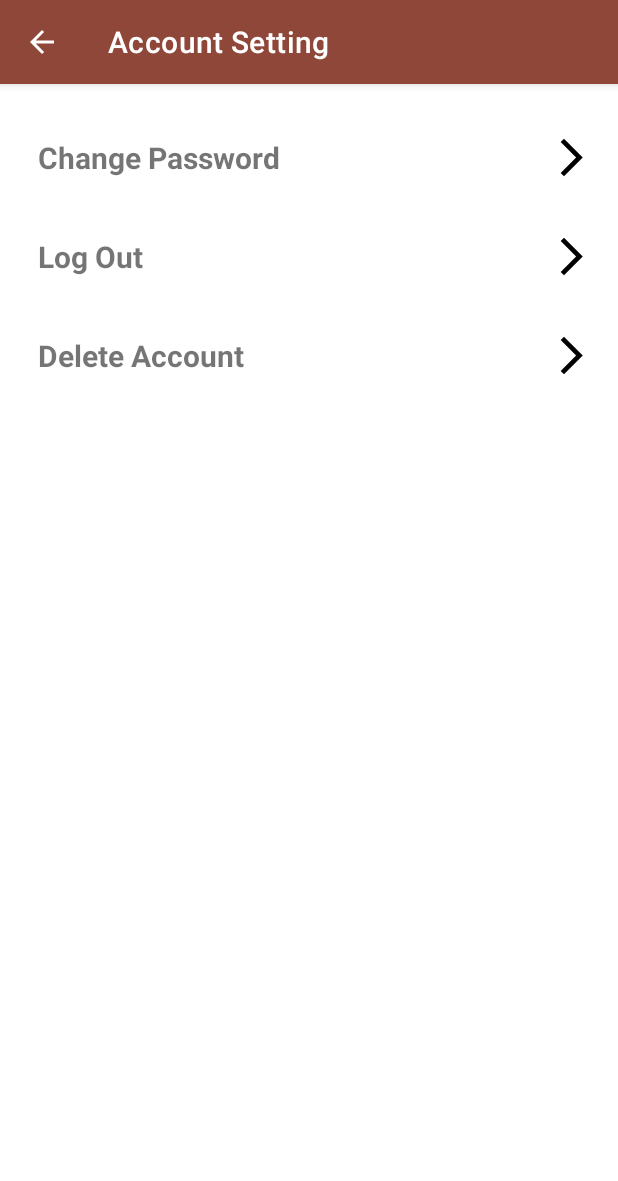
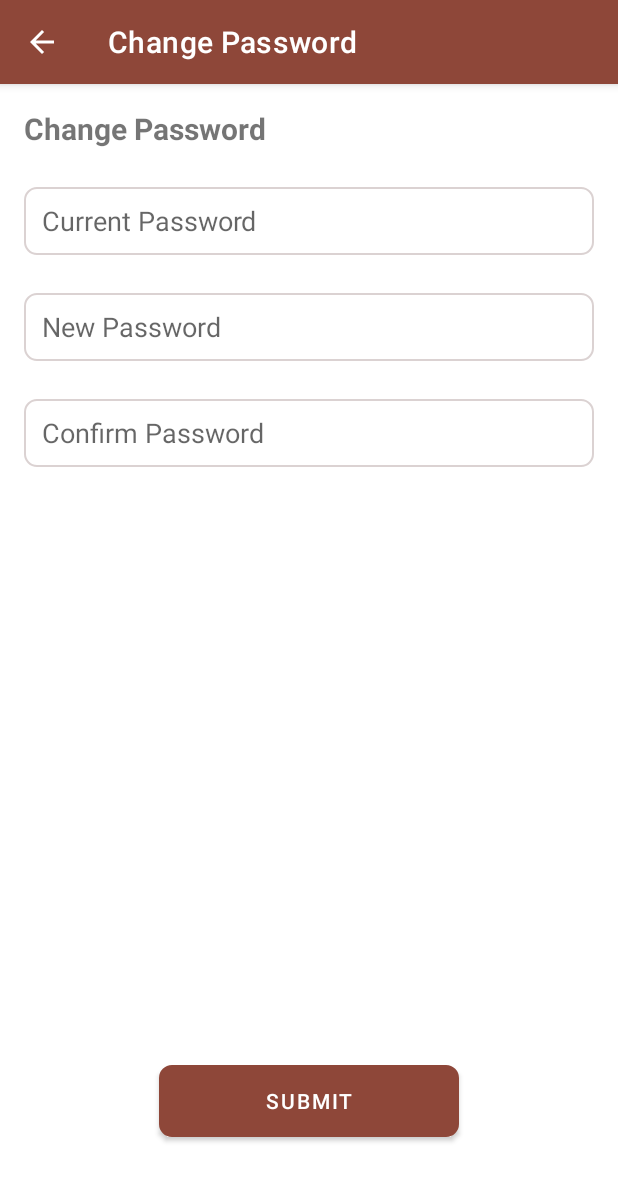
Before and after one commit to ThuHtetSan12/Android-Development-hunger-las-, an Android app: the AccountSetting screen opened directly, with no data from a screen before it, after a tap on "Change Password", on a phone screen of 412 x 824 dp. Shown: the top 1181 px of the screen. Run offline under Robolectric (Android 15) with nearby library versions, the phone set to English and light mode, and no system bars; our stand-ins replace Firebase (no records; nobody signed in at launch, a user with empty details on screens opened directly).

```diff
--- a/app/build.gradle
+++ b/app/build.gradle
@@ -41,6 +41,7 @@ dependencies {
     implementation 'com.google.firebase:firebase-auth:22.3.1'
     implementation 'com.google.android.gms:play-services-base:18.3.0'
     implementation 'com.google.firebase:firebase-firestore:24.10.1'
+    implementation 'com.google.firebase:firebase-storage:20.3.0'
     testImplementation 'junit:junit:4.13.2'
     androidTestImplementation 'androidx.test.ext:junit:1.1.5'
     androidTestImplementation 'androidx.test.espresso:espresso-core:3.5.1'
@@ -50,4 +51,8 @@ dependencies {
     //authentication
     implementation 'com.github.TutorialsAndroid:GButton:v1.0.19'
     implementation 'com.google.android.gms:play-services-auth:20.4.0'
+
+    implementation 'com.github.bumptech.glide:glide:4.12.0'
+    annotationProcessor 'com.github.bumptech.glide:compiler:4.12.0'
+
 }
--- a/app/src/main/java/com/example/hunger_las_dit2b02/AccountSetting.java
+++ b/app/src/main/java/com/example/hunger_las_dit2b02/AccountSetting.java
@@ -4,6 +4,7 @@ import android.content.Intent;
 import android.content.SharedPreferences;
 import android.os.Bundle;
 import android.view.MenuItem;
+import android.view.View;
 
 import androidx.annotation.NonNull;
 import androidx.appcompat.app.ActionBar;
@@ -43,7 +44,7 @@ public class AccountSetting extends AppCompatActivity {
         return super.onOptionsItemSelected(item);
     }
 
-    private void logoutAndRedirectToLogin(){
+    public void onLogOutClick(){
 
         clearSavedUserId();
         gClient.signOut().addOnCompleteListener(this, new OnCompleteListener<Void>() {
@@ -63,4 +64,10 @@ public class AccountSetting extends AppCompatActivity {
         editor.remove(USER_ID_KEY);
         editor.apply();
     }
+
+    public void onChangePasswordClick(View view) {
+        // Handle the click event here
+        Intent intent = new Intent(this, ChangePassword.class);
+        startActivity(intent);
+    }
 }
--- /dev/null
+++ b/app/src/main/java/com/example/hunger_las_dit2b02/ChangePassword.java
@@ -0,0 +1,119 @@
+package com.example.hunger_las_dit2b02;
+
+import android.content.SharedPreferences;
+import android.os.Bundle;
+import android.text.TextUtils;
+import android.view.MenuItem;
+
+import androidx.annotation.NonNull;
+import androidx.appcompat.app.ActionBar;
+import androidx.appcompat.app.AppCompatActivity;
+
+import com.google.firebase.auth.FirebaseAuth;
+import com.google.firebase.auth.FirebaseUser;
+import com.google.firebase.firestore.FirebaseFirestore;
+
+import android.view.View;
+import android.widget.Button;
+import android.widget.EditText;
+import android.widget.Toast;
+
+public class ChangePassword extends AppCompatActivity {
+
+    private SharedPreferences pref;
+    private static final String USER_ID_KEY = "user_id";
+    private FirebaseAuth auth;
+    private FirebaseFirestore fstore;
+
+    @Override
+    protected void onCreate(Bundle savedInstanceState) {
+        super.onCreate(savedInstanceState);
+
+        auth = FirebaseAuth.getInstance();
+        fstore = FirebaseFirestore.getInstance();
+
+        //To have the back button!!
+        ActionBar actionBar = getSupportActionBar();
+        actionBar.setDisplayHomeAsUpEnabled(true);
+        setContentView(R.layout.change_password_setting);
+
+        Button submitButton = findViewById(R.id.submitbutton);
+        submitButton.setOnClickListener(new View.OnClickListener() {
+            @Override
+            public void onClick(View v) {
+                // When the button is clicked, call the changePassword method
+                changePassword();
+            }
+        });
+
+
+    }
+    @Override
+    public boolean onOptionsItemSelected(@NonNull MenuItem item) {
+
+        switch (item.getItemId()) {
+
+            case android.R.id.home:
+                this.finish();
+                return true;
+        }
+        return super.onOptionsItemSelected(item);
+    }
+
+    // Method to change the password
+    private void changePassword() {
+        EditText currentPasswordEditText = findViewById(R.id.editTextCurrentPassword);
+        EditText newPasswordEditText = findViewById(R.id.editTextNewPassword);
+        EditText confirmPasswordEditText = findViewById(R.id.editTextConfirmPassword);
+
+        String currentPassword = currentPasswordEditText.getText().toString();
+        String newPassword = newPasswordEditText.getText().toString();
+        String confirmPassword = confirmPasswordEditText.getText().toString();
+
+
+        if (TextUtils.isEmpty(currentPassword)) {
+            Toast.makeText(ChangePassword.this, "Please enter the current password", Toast.LENGTH_SHORT).show();
+            return;
+        }
+        if (TextUtils.isEmpty(newPassword)) {
+            Toast.makeText(ChangePassword.this, "Please enter a new password", Toast.LENGTH_SHORT).show();
+            return;
+        }
+        if (TextUtils.isEmpty(confirmPassword)) {
+            Toast.makeText(ChangePassword.this, "Please confirm the new password", Toast.LENGTH_SHORT).show();
+            return;
+        }
+        // Ensure the new password and confirm password match
+        if (!newPassword.equals(confirmPassword)) {
+            Toast.makeText(ChangePassword.this, "Passwords do not match", Toast.LENGTH_SHORT).show();
+            return;
+        }
+
+        FirebaseUser user = auth.getCurrentUser();
+
+        if (user != null) {
+
+            auth.signInWithEmailAndPassword(user.getEmail(), currentPassword)
+                    .addOnCompleteListener(this, task -> {
+                        if (task.isSuccessful()) {
+                            // User successfully reauthenticated, update the password
+                            user.updatePassword(newPassword)
+                                    .addOnCompleteListener(updateTask -> {
+                                        if (updateTask.isSuccessful()) {
+                                            // Password change successful
+                                            Toast.makeText(ChangePassword.this, "Password changed successfully", Toast.LENGTH_SHORT).show();
+                                        } else {
+                                            // Password change failed
+                                            Toast.makeText(ChangePassword.this, "Failed to change password", Toast.LENGTH_SHORT).show();
+                                        }
+                                    });
+                        } else {
+                            // Reauthentication failed
+                            Toast.makeText(ChangePassword.this, "Incorrect current password", Toast.LENGTH_SHORT).show();
+                        }
+                    });
+
+        }
+
+    }
+}
--- /dev/null
+++ b/app/src/main/res/drawable/baseline_edit_24.xml
@@ -0,0 +1,5 @@
+<vector android:height="75dp" android:tint="@color/chestnut"
+    android:viewportHeight="24" android:viewportWidth="24"
+    android:width="75dp" xmlns:android="http://schemas.android.com/apk/res/android">
+    <path android:fillColor="@android:color/white" android:pathData="M3,17.25V21h3.75L17.81,9.94l-3.75,-3.75L3,17.25zM20.71,7.04c0.39,-0.39 0.39,-1.02 0,-1.41l-2.34,-2.34c-0.39,-0.39 -1.02,-0.39 -1.41,0l-1.83,1.83 3.75,3.75 1.83,-1.83z"/>
+</vector>
--- a/app/src/main/res/drawable/edit_text_background.xml
+++ b/app/src/main/res/drawable/edit_text_background.xml
@@ -3,4 +3,9 @@
     <solid android:color="@color/white" />
     <corners android:radius="8dp"/>
     <stroke android:color="@color/grey" android:width="1dp"/>
+    <padding
+        android:left="12dp"
+        android:top="8dp"
+        android:right="8dp"
+        android:bottom="8dp"/>
 </shape>
--- /dev/null
+++ b/app/src/main/res/drawable/rounded_button.xml
@@ -0,0 +1,6 @@
+<!-- res/drawable/rounded_button.xml -->
+<shape xmlns:android="http://schemas.android.com/apk/res/android"
+    android:shape="rectangle">
+    <corners android:radius="300dp" />
+    <solid android:color="@color/chestnut" />
+</shape>
--- /dev/null
+++ b/app/src/main/res/layout/change_password_setting.xml
@@ -0,0 +1,60 @@
+<?xml version="1.0" encoding="utf-8"?>
+<RelativeLayout
+    xmlns:android="http://schemas.android.com/apk/res/android"
+    android:layout_width="match_parent"
+    android:layout_height="match_parent"
+    android:padding="16dp">
+
+    <LinearLayout
+        android:layout_width="match_parent"
+        android:layout_height="match_parent"
+        android:orientation="vertical">
+
+        <TextView
+            android:layout_width="match_parent"
+            android:layout_height="wrap_content"
+            android:text="Change Password"
+            android:textSize="20sp"
+            android:textStyle="bold" />
+
+        <EditText
+            android:id="@+id/editTextCurrentPassword"
+            android:layout_width="match_parent"
+            android:layout_height="45dp"
+            android:layout_marginTop="25dp"
+            android:hint="Current Password"
+            android:inputType="textPassword"
+            android:background="@drawable/edit_text_background"/>
+
+        <EditText
+            android:id="@+id/editTextNewPassword"
+            android:layout_width="match_parent"
+            android:layout_height="45dp"
+            android:layout_marginTop="25dp"
+            android:hint="New Password"
+            android:inputType="textPassword"
+            android:background="@drawable/edit_text_background"/>
+
+        <EditText
+            android:id="@+id/editTextConfirmPassword"
+            android:layout_width="match_parent"
+            android:layout_height="45dp"
+            android:layout_marginTop="25dp"
+            android:hint="Confirm Password"
+            android:inputType="textPassword"
+            android:background="@drawable/edit_text_background"/>
+    </LinearLayout>
+
+    <!-- Button aligned at the bottom -->
+    <Button
+        android:id="@+id/submitbutton"
+        android:layout_width="200dp"
+        android:layout_height="wrap_content"
+        android:layout_centerHorizontal="true"
+        android:layout_alignParentBottom="true"
+        android:layout_marginBottom="50dp"
+        android:text="Submit"
+        android:background="@drawable/edit_text_background" />
+
+
+</RelativeLayout>
```
Also changed, not shown: app/src/main/AndroidManifest.xml (+8 -0 lines), app/src/main/java/com/example/hunger_las_dit2b02/EditProfile.java (added, +229 -0 lines), app/src/main/java/com/example/hunger_las_dit2b02/ProfileFragment.java (+47 -1 lines), app/src/main/java/com/example/hunger_las_dit2b02/User.java (+17 -1 lines), app/src/main/res/layout/activity_edit_profile.xml (added, +108 -0 lines), 1 other file.
